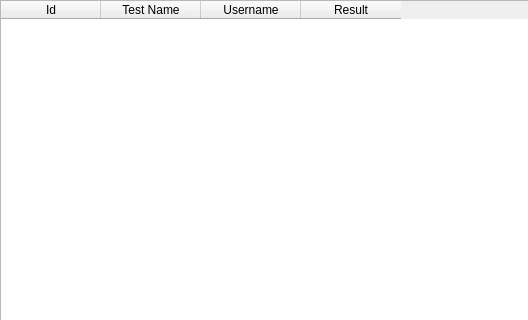
Above: frontend/ui/TestList_admin.ui from Java0range/TesTrack before the change; both pictures show x 0 to 528 and y 0 to 320 of the 616 by 507 pixel window. Below: the same form after it.
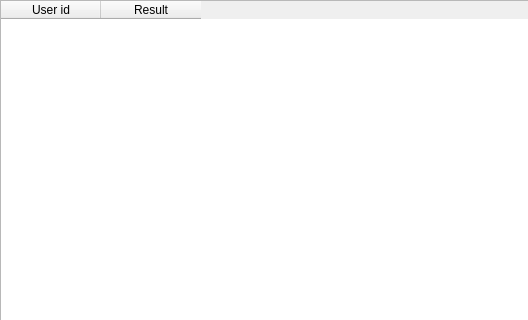
That is the form after the change.

```diff
--- a/frontend/ui/TestList_admin.ui
+++ b/frontend/ui/TestList_admin.ui
@@ -53,17 +53,7 @@
     </property>
     <column>
      <property name="text">
-      <string>Id</string>
-     </property>
-    </column>
-    <column>
-     <property name="text">
-      <string>Test Name</string>
-     </property>
-    </column>
-    <column>
-     <property name="text">
-      <string>Username</string>
+      <string>User id</string>
      </property>
     </column>
     <column>
```
